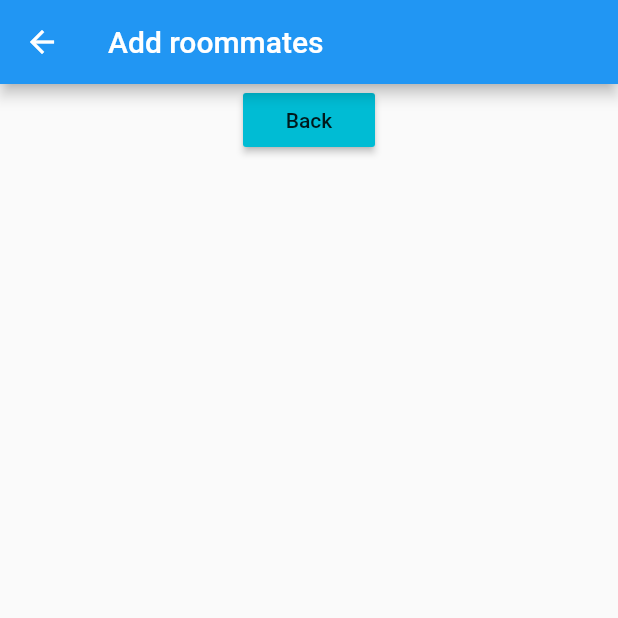
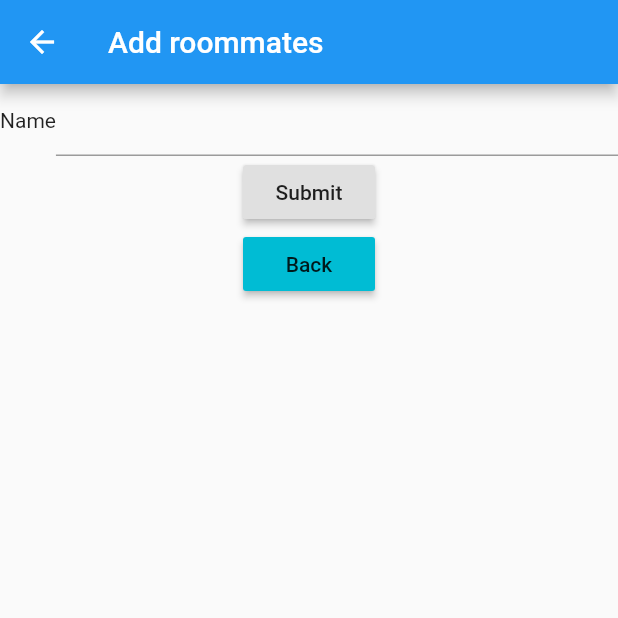
Before and after one commit to umarz14/TheLivingRoom, a Flutter app: the roomies screen opened directly, on a phone screen of 412 x 824 dp, the top half of it. Run offline on Flutter 3.47's test engine with Material 2 defaults, Android fonts, the phone set to English and light mode, and no system bars; our stand-ins replace cloud_firestore, firebase_auth, firebase_core, firebase_database, firebase_storage, google_sign_in and 1 more; accounts and stored records are empty.

```diff
--- a/the_living_room/lib/household.dart
+++ b/the_living_room/lib/household.dart
@@ -1,6 +1,9 @@
 import 'dart:async';
 import 'dart:io';
+import 'package:firebase_auth/firebase_auth.dart';
+import 'package:firebase_database/firebase_database.dart';
 import 'package:firebase_storage/firebase_storage.dart';
+import 'package:cloud_firestore/cloud_firestore.dart';
 import 'package:flutter/material.dart';
 import 'package:image_picker/image_picker.dart'; // For Image Picker
 import 'package:path/path.dart' as Path;
@@ -171,8 +174,14 @@ class _Uploadstate extends State<Upload>{
 }
 
 class _roomiesstate extends State<roomies> {
+  final fb = FirebaseDatabase.instance;
+  final databaseReference = FirebaseFirestore.instance;
+  final User currentUser = FirebaseAuth.instance.currentUser;
+  final myController = TextEditingController();
+  final name = "Name";
   @override
   Widget build(BuildContext context) {
+    final ref = fb.reference();
     return Scaffold(
         appBar: AppBar(
           title: Text("Add roommates"),
@@ -180,6 +189,20 @@ class _roomiesstate extends State<roomies> {
         body: Center(
           child: Column(
               children: <Widget>[
+                Row(
+                  mainAxisAlignment: MainAxisAlignment.spaceEvenly,
+                  children: <Widget>[
+                    Text(name),
+                    Flexible(child: TextField(controller: myController)),
+                  ],
+                ),
+                RaisedButton(
+                  onPressed: () {
+                    //final householdID = databaseReference.collection("users").doc(currentUser.uid);
+                    //final userRef = databaseReference.collection("household").doc(householdID).get();
+                  },
+                  child: Text("Submit"),
+                ),
             RaisedButton(
               child: Text('Back'),
               onPressed: (){
@@ -193,3 +216,17 @@ class _roomiesstate extends State<roomies> {
     );
   }
 }
+
+Future<String> addHouseholdMember(String username ) async {
+final databaseReference = FirebaseFirestore.instance;
+final User currentUser = FirebaseAuth.instance.currentUser;
+String houseID;
+DocumentSnapshot userDoc = await databaseReference.collection('users').doc(currentUser.uid).get();
+houseID = userDoc.data()['household']; //get household ID from user document
+if(houseID == null){
+  //val data = hashMapOf("member")
+  //databaseReference.collection('household').doc(currentUser.uid).set()
+}
+var member = {username:null};
+//final householdID = await databaseReference.collection("household").doc(houseID).set(member, SetOptions.merge());
+}
--- a/the_living_room/pubspec.yaml
+++ b/the_living_room/pubspec.yaml
@@ -32,6 +32,7 @@ dependencies:
   intl: ^0.16.1
   firebase_core: ^0.5.0+1
   firebase_auth: ^0.18.1+2
+  firebase_database: ^4.3.0
   google_sign_in: ^4.0.4
   cloud_firestore: ^0.14.1+3
   image_picker: ^0.6.0+17
```
Also changed, not shown: the_living_room/lib/sign_in.dart (+7 -3 lines).
